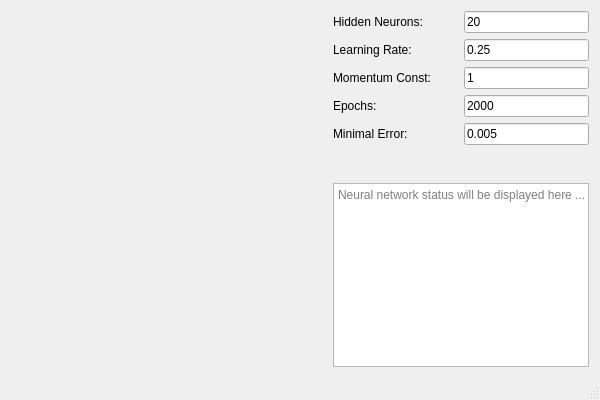
Old version of the form src/mainwindow.ui in the repository jonpas/FERI-SymRec.
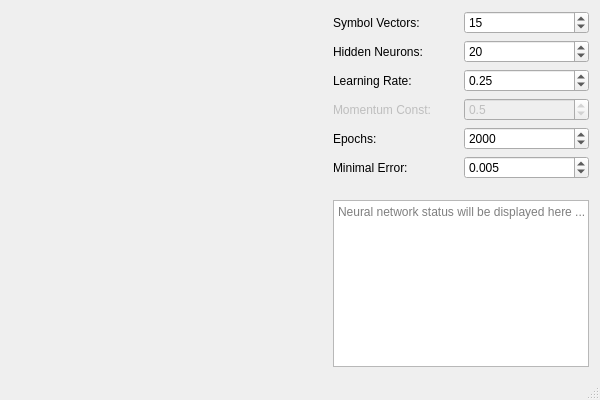
New version of the form.

Commit message: Use spin boxes instead of line edits

The edit to the form file:
```diff
--- a/src/mainwindow.ui
+++ b/src/mainwindow.ui
@@ -27,6 +27,27 @@
     </item>
     <item>
      <layout class="QVBoxLayout" name="verticalLayout">
+      <item>
+       <layout class="QHBoxLayout" name="optionSymbolVectors">
+        <item>
+         <widget class="QLabel" name="labelSymbolVectors">
+          <property name="text">
+           <string>Symbol Vectors:</string>
+          </property>
+         </widget>
+        </item>
+        <item>
+         <widget class="QSpinBox" name="spinBoxSymbolVectors">
+          <property name="minimum">
+           <number>1</number>
+          </property>
+          <property name="value">
+           <number>15</number>
+          </property>
+         </widget>
+        </item>
+       </layout>
+      </item>
       <item>
        <layout class="QHBoxLayout" name="optionHiddenNeurons">
         <item>
@@ -37,15 +58,12 @@
          </widget>
         </item>
         <item>
-         <widget class="QLineEdit" name="lineEditHiddenNeurons">
-          <property name="sizePolicy">
-           <sizepolicy hsizetype="Minimum" vsizetype="Fixed">
-            <horstretch>0</horstretch>
-            <verstretch>0</verstretch>
-           </sizepolicy>
+         <widget class="QSpinBox" name="spinBoxHiddenNeurons">
+          <property name="minimum">
+           <number>1</number>
           </property>
-          <property name="text">
-           <string>20</string>
+          <property name="value">
+           <number>20</number>
           </property>
          </widget>
         </item>
@@ -61,15 +79,18 @@
          </widget>
         </item>
         <item>
-         <widget class="QLineEdit" name="lineEditLearningRate">
-          <property name="sizePolicy">
-           <sizepolicy hsizetype="Minimum" vsizetype="Fixed">
-            <horstretch>0</horstretch>
-            <verstretch>0</verstretch>
-           </sizepolicy>
+         <widget class="QDoubleSpinBox" name="doubleSpinBoxLearningRate">
+          <property name="minimum">
+           <double>0.010000000000000</double>
           </property>
-          <property name="text">
-           <string>0.25</string>
+          <property name="maximum">
+           <double>1.000000000000000</double>
+          </property>
+          <property name="singleStep">
+           <double>0.010000000000000</double>
+          </property>
+          <property name="value">
+           <double>0.250000000000000</double>
           </property>
          </widget>
         </item>
@@ -79,21 +100,33 @@
        <layout class="QHBoxLayout" name="optionMomentumConst">
         <item>
          <widget class="QLabel" name="labelMomentumConst">
+          <property name="enabled">
+           <bool>false</bool>
+          </property>
           <property name="text">
            <string>Momentum Const:</string>
           </property>
          </widget>
         </item>
         <item>
-         <widget class="QLineEdit" name="lineEditMomentumConst">
-          <property name="sizePolicy">
-           <sizepolicy hsizetype="Minimum" vsizetype="Fixed">
-            <horstretch>0</horstretch>
-            <verstretch>0</verstretch>
-           </sizepolicy>
+         <widget class="QDoubleSpinBox" name="doubleSpinBoxMomentumConst">
+          <property name="enabled">
+           <bool>false</bool>
           </property>
-          <property name="text">
-           <string>1</string>
+          <property name="decimals">
+           <number>1</number>
+          </property>
+          <property name="minimum">
+           <double>0.000000000000000</double>
+          </property>
+          <property name="maximum">
+           <double>1.000000000000000</double>
+          </property>
+          <property name="singleStep">
+           <double>0.100000000000000</double>
+          </property>
+          <property name="value">
+           <double>0.500000000000000</double>
           </property>
          </widget>
         </item>
@@ -109,15 +142,18 @@
          </widget>
         </item>
         <item>
-         <widget class="QLineEdit" name="lineEditEpochs">
-          <property name="sizePolicy">
-           <sizepolicy hsizetype="Minimum" vsizetype="Fixed">
-            <horstretch>0</horstretch>
-            <verstretch>0</verstretch>
-           </sizepolicy>
+         <widget class="QSpinBox" name="spinBoxEpochs">
+          <property name="minimum">
+           <number>1</number>
           </property>
-          <property name="text">
-           <string>2000</string>
+          <property name="maximum">
+           <number>10000</number>
+          </property>
+          <property name="singleStep">
+           <number>100</number>
+          </property>
+          <property name="value">
+           <number>2000</number>
           </property>
          </widget>
         </item>
@@ -133,15 +169,21 @@
          </widget>
         </item>
         <item>
-         <widget class="QLineEdit" name="lineEditMinError">
-          <property name="sizePolicy">
-           <sizepolicy hsizetype="Minimum" vsizetype="Fixed">
-            <horstretch>0</horstretch>
-            <verstretch>0</verstretch>
-           </sizepolicy>
+         <widget class="QDoubleSpinBox" name="doubleSpinBoxMinError">
+          <property name="decimals">
+           <number>3</number>
           </property>
-          <property name="text">
-           <string>0.005</string>
+          <property name="minimum">
+           <double>0.001000000000000</double>
+          </property>
+          <property name="maximum">
+           <double>1.000000000000000</double>
+          </property>
+          <property name="singleStep">
+           <double>0.001000000000000</double>
+          </property>
+          <property name="value">
+           <double>0.005000000000000</double>
           </property>
          </widget>
         </item>
```
The commit also changes 3 other files.
